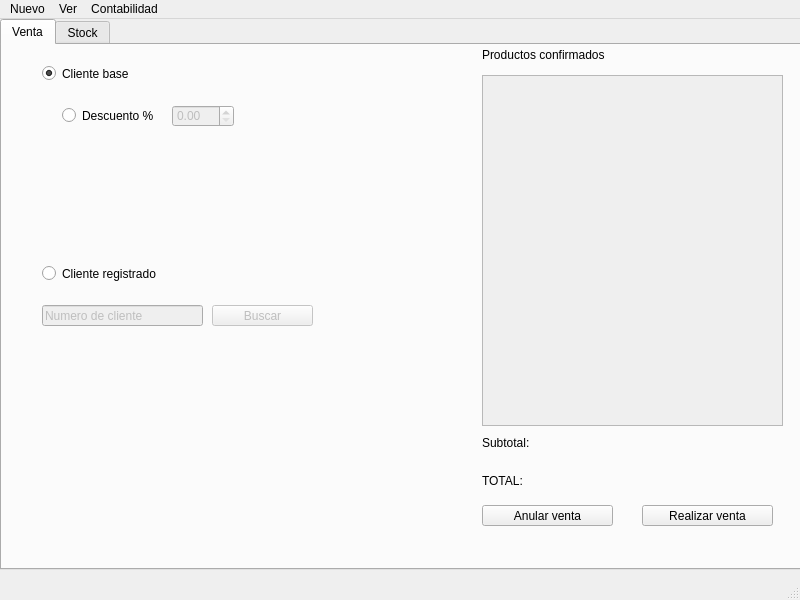
Before: the Qt Designer form UserInterface/Main.ui in TheFuzzProgrammer/PyStockViewer, drawn with Qt 5.
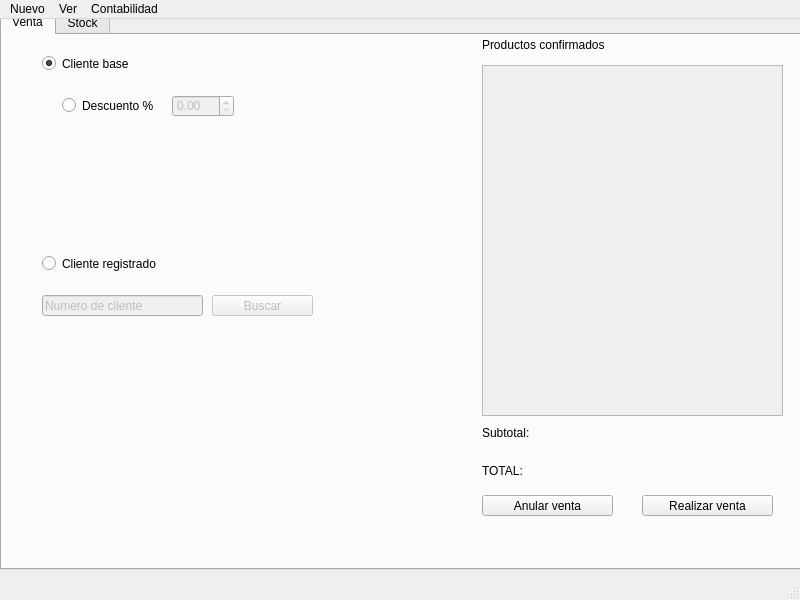
After: the same form once the commit is applied.

```diff
--- a/UserInterface/Main.ui
+++ b/UserInterface/Main.ui
@@ -33,9 +33,9 @@
     <property name="geometry">
      <rect>
       <x>0</x>
-      <y>0</y>
+      <y>-10</y>
       <width>801</width>
-      <height>551</height>
+      <height>561</height>
      </rect>
     </property>
     <property name="currentIndex">
```
Left out of the diff: 2 changed lines with no effect on the pictures.
